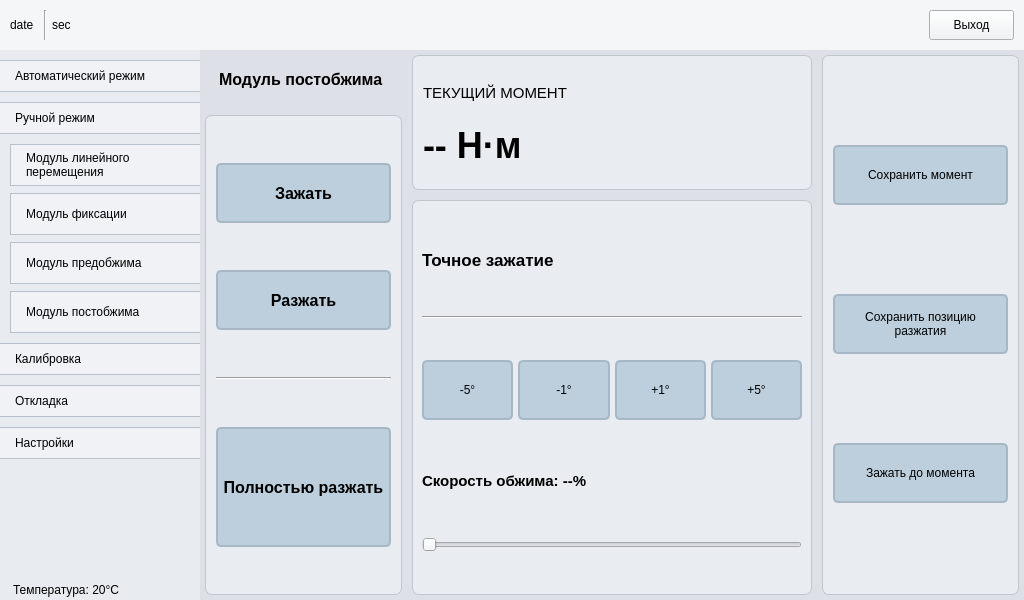
Above: main.ui from petlitsky/rozovproject before the change. Below: the same form after it.
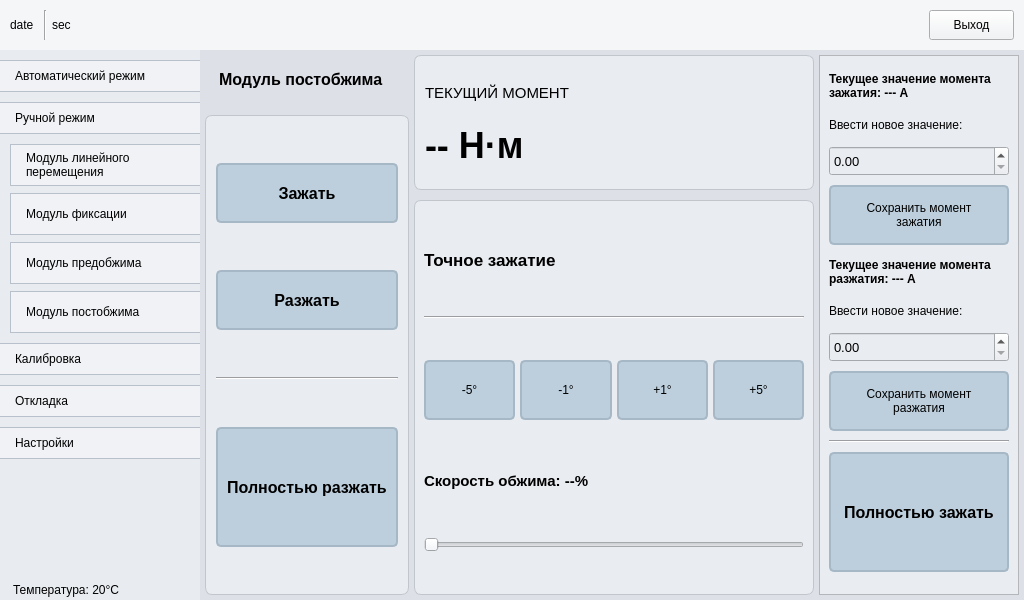
That is the form after the change. The open tabs and pages were chosen to show the change. Icons and pictures are not drawn.

Patch:
```diff
--- a/main.ui
+++ b/main.ui
@@ -4716,7 +4716,25 @@
                   </widget>
                  </item>
                  <item>
-                  <widget class="QPushButton" name="pushButton_29">
+                  <widget class="Line" name="line_20">
+                   <property name="styleSheet">
+                    <string notr="true">Line {
+	border: 1px solid #ced3d7;
+}</string>
+                   </property>
+                   <property name="orientation">
+                    <enum>Qt::Orientation::Horizontal</enum>
+                   </property>
+                  </widget>
+                 </item>
+                 <item>
+                  <widget class="QToolButton" name="btnFixHome_2">
+                   <property name="sizePolicy">
+                    <sizepolicy hsizetype="Preferred" vsizetype="Fixed">
+                     <horstretch>0</horstretch>
+                     <verstretch>0</verstretch>
+                    </sizepolicy>
+                   </property>
                    <property name="minimumSize">
                     <size>
                      <width>0</width>
@@ -4736,7 +4754,20 @@
 }</string>
                    </property>
                    <property name="text">
-                    <string>Зажать до силы тока</string>
+                    <string>Полностью зажать</string>
+                   </property>
+                   <property name="icon">
+                    <iconset resource="resources.qrc">
+                     <normaloff>:/icons/icons/fix.png</normaloff>:/icons/icons/fix.png</iconset>
+                   </property>
+                   <property name="iconSize">
+                    <size>
+                     <width>80</width>
+                     <height>80</height>
+                    </size>
+                   </property>
+                   <property name="toolButtonStyle">
+                    <enum>Qt::ToolButtonStyle::ToolButtonTextUnderIcon</enum>
                    </property>
                   </widget>
                  </item>
@@ -5705,7 +5736,7 @@
              </property>
              <layout class="QHBoxLayout" name="horizontalLayout_21">
               <property name="spacing">
-               <number>10</number>
+               <number>5</number>
               </property>
               <property name="leftMargin">
                <number>0</number>
@@ -6358,7 +6389,8 @@
 	background: #e9ecf1;
 }
 
-QFrame#framePosAndHome_4 {
+QFrame#framePosAndHome_3
+ {
 	
 	border-radius: 7px;
 	border: 1px solid #c1c6cc;
@@ -6370,27 +6402,62 @@
                 <property name="frameShadow">
                  <enum>QFrame::Shadow::Raised</enum>
                 </property>
-                <layout class="QVBoxLayout" name="verticalLayout_41">
-                 <property name="spacing">
-                  <number>10</number>
-                 </property>
-                 <property name="leftMargin">
-                  <number>10</number>
-                 </property>
-                 <property name="topMargin">
-                  <number>10</number>
-                 </property>
-                 <property name="rightMargin">
-                  <number>10</number>
-                 </property>
-                 <property name="bottomMargin">
-                  <number>10</number>
-                 </property>
+                <layout class="QVBoxLayout" name="verticalLayout_33">
                  <item>
-                  <widget class="QPushButton" name="pushButton_37">
+                  <widget class="QLabel" name="label_17">
+                   <property name="maximumSize">
+                    <size>
+                     <width>16777215</width>
+                     <height>35</height>
+                    </size>
+                   </property>
+                   <property name="font">
+                    <font>
+                     <pointsize>9</pointsize>
+                     <bold>true</bold>
+                    </font>
+                   </property>
+                   <property name="text">
+                    <string>Текущее значение момента зажатия: --- A</string>
+                   </property>
+                   <property name="wordWrap">
+                    <bool>true</bool>
+                   </property>
+                  </widget>
+                 </item>
+                 <item>
+                  <widget class="QLabel" name="label_19">
+                   <property name="maximumSize">
+                    <size>
+                     <width>16777215</width>
+                     <height>25</height>
+                    </size>
+                   </property>
+                   <property name="text">
+                    <string>Ввести новое значение:</string>
+                   </property>
+                  </widget>
+                 </item>
+                 <item>
+                  <widget class="QDoubleSpinBox" name="doubleSpinBox_3">
                    <property name="minimumSize">
                     <size>
                      <width>0</width>
+                     <height>30</height>
+                    </size>
+                   </property>
+                   <property name="font">
+                    <font>
+                     <pointsize>10</pointsize>
+                    </font>
+                   </property>
+                  </widget>
+                 </item>
+                 <item>
+                  <widget class="QPushButton" name="pushButton_28">
+                   <property name="minimumSize">
+                    <size>
+                     <width>0</width>
                      <height>60</height>
                     </size>
                    </property>
@@ -6407,15 +6474,65 @@
 }</string>
                    </property>
                    <property name="text">
-                    <string>Сохранить момент</string>
+                    <string>Сохранить момент
+зажатия</string>
                    </property>
                   </widget>
                  </item>
                  <item>
-                  <widget class="QPushButton" name="pushButton_38">
+                  <widget class="QLabel" name="label_22">
+                   <property name="maximumSize">
+                    <size>
+                     <width>16777215</width>
+                     <height>35</height>
+                    </size>
+                   </property>
+                   <property name="font">
+                    <font>
+                     <bold>true</bold>
+                    </font>
+                   </property>
+                   <property name="text">
+                    <string>Текущее значение момента разжатия: --- А</string>
+                   </property>
+                   <property name="wordWrap">
+                    <bool>true</bool>
+                   </property>
+                  </widget>
+                 </item>
+                 <item>
+                  <widget class="QLabel" name="label_24">
+                   <property name="maximumSize">
+                    <size>
+                     <width>16777215</width>
+                     <height>25</height>
+                    </size>
+                   </property>
+                   <property name="text">
+                    <string>Ввести новое значение:</string>
+                   </property>
+                  </widget>
+                 </item>
+                 <item>
+                  <widget class="QDoubleSpinBox" name="doubleSpinBox_4">
                    <property name="minimumSize">
                     <size>
                      <width>0</width>
+                     <height>30</height>
+                    </size>
+                   </property>
+                   <property name="font">
+                    <font>
+                     <pointsize>10</pointsize>
+                    </font>
+                   </property>
+                  </widget>
+                 </item>
+                 <item>
+                  <widget class="QPushButton" name="pushButton_29">
+                   <property name="minimumSize">
+                    <size>
+                     <width>0</width>
                      <height>60</height>
                     </size>
                    </property>
@@ -6432,21 +6549,45 @@
 }</string>
                    </property>
                    <property name="text">
-                    <string>Сохранить позицию
+                    <string>Сохранить момент
 разжатия</string>
                    </property>
                   </widget>
                  </item>
                  <item>
-                  <widget class="QPushButton" name="pushButton_39">
+                  <widget class="Line" name="line_21">
+                   <property name="styleSheet">
+                    <string notr="true">Line {
+	border: 1px solid #ced3d7;
+}</string>
+                   </property>
+                   <property name="orientation">
+                    <enum>Qt::Orientation::Horizontal</enum>
+                   </property>
+                  </widget>
+                 </item>
+                 <item>
+                  <widget class="QToolButton" name="btnFixHome_3">
+                   <property name="sizePolicy">
+                    <sizepolicy hsizetype="Preferred" vsizetype="Fixed">
+                     <horstretch>0</horstretch>
+                     <verstretch>0</verstretch>
+                    </sizepolicy>
+                   </property>
                    <property name="minimumSize">
                     <size>
                      <width>0</width>
-                     <height>60</height>
+                     <height>120</height>
                     </size>
                    </property>
+                   <property name="font">
+                    <font>
+                     <pointsize>12</pointsize>
+                     <bold>true</bold>
+                    </font>
+                   </property>
                    <property name="styleSheet">
-                    <string notr="true">QPushButton {
+                    <string notr="true">QToolButton {
 	background: #bdcfdd;
 	border: 2px solid #a6b8c6;
 	border-radius: 5px;
@@ -6458,7 +6599,20 @@
 }</string>
                    </property>
                    <property name="text">
-                    <string>Зажать до момента</string>
+                    <string>Полностью зажать</string>
+                   </property>
+                   <property name="icon">
+                    <iconset resource="resources.qrc">
+                     <normaloff>:/icons/icons/fix.png</normaloff>:/icons/icons/fix.png</iconset>
+                   </property>
+                   <property name="iconSize">
+                    <size>
+                     <width>80</width>
+                     <height>80</height>
+                    </size>
+                   </property>
+                   <property name="toolButtonStyle">
+                    <enum>Qt::ToolButtonStyle::ToolButtonTextUnderIcon</enum>
                    </property>
                   </widget>
                  </item>
```
Left out of the diff: 143 changed lines with no effect on the pictures.
